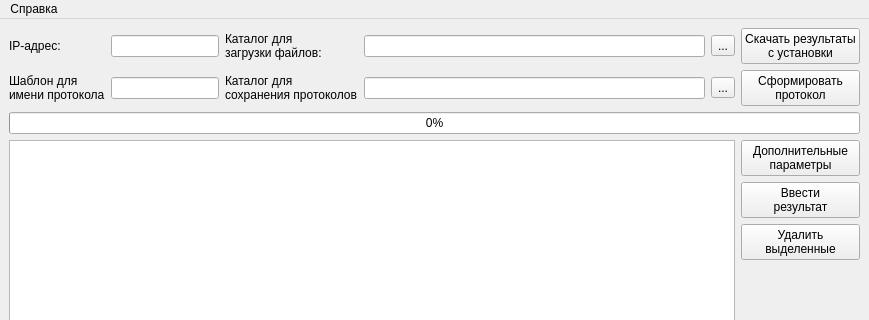
This is ui/mainwindow.ui in irsural/upms_1v_pc_python as Qt 5 draws it before an edit; both pictures show x 0 to 869 and y 0 to 320 of the 869 by 673 pixel window. The edited form follows.
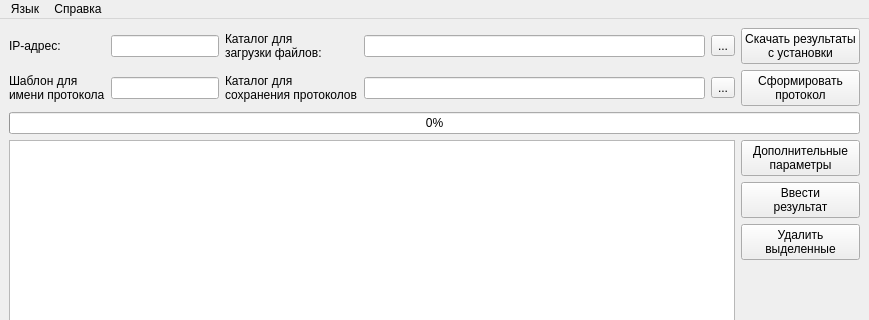
This is the edited form. Icons and pictures are not drawn.

The edit to the form file:
```diff
--- a/ui/mainwindow.ui
+++ b/ui/mainwindow.ui
@@ -284,6 +284,14 @@
     </property>
     <addaction name="open_about_action"/>
    </widget>
+   <widget class="QMenu" name="menu_2">
+    <property name="title">
+     <string>Язык</string>
+    </property>
+    <addaction name="russian_language_action"/>
+    <addaction name="english_language_action"/>
+   </widget>
+   <addaction name="menu_2"/>
    <addaction name="menu"/>
   </widget>
   <action name="open_about_action">
```
Left out of the diff: 16 changed lines with no effect on the pictures.
